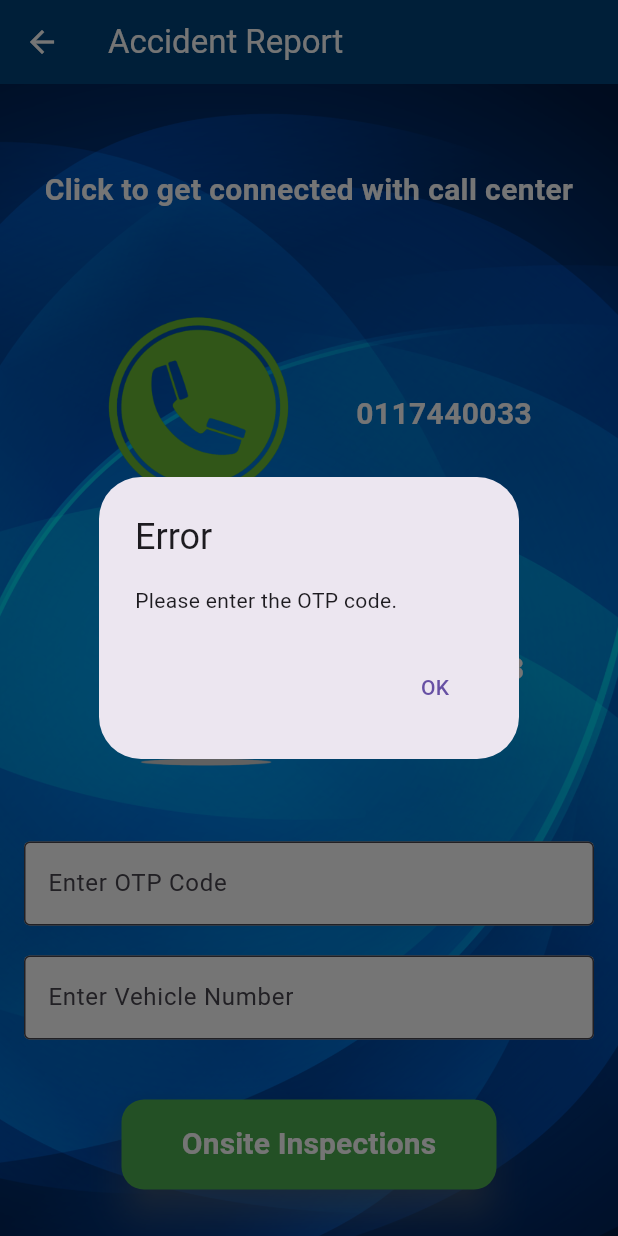
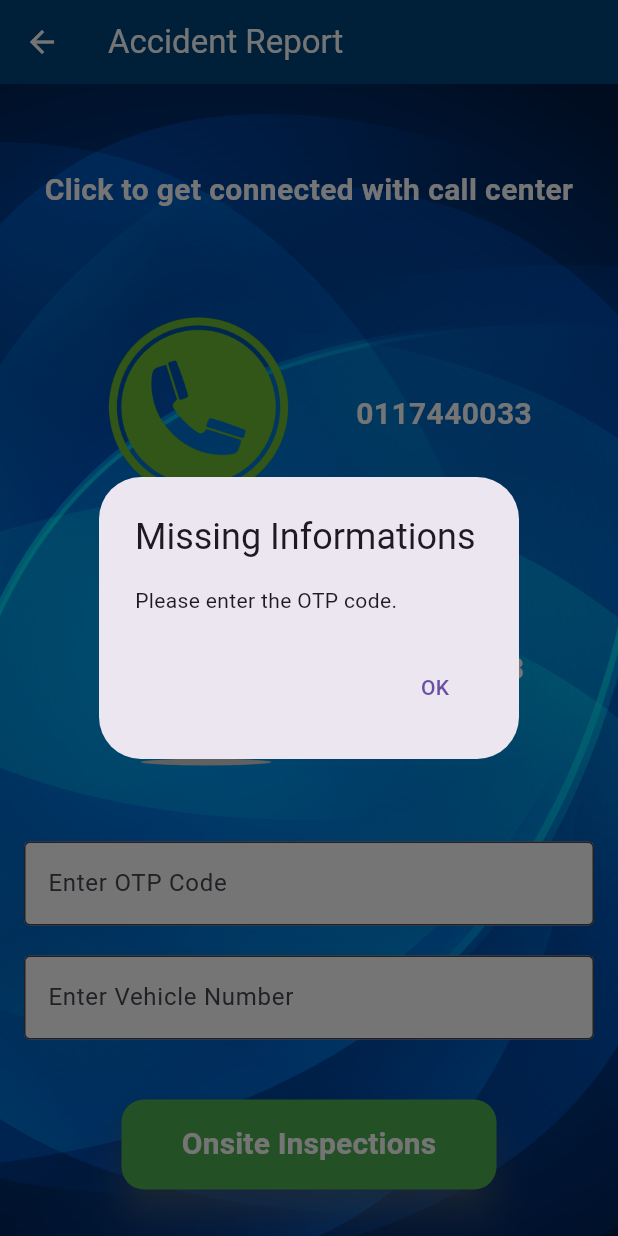
Before and after one commit to Pasindu9910/COOP_INSU-version-2, a Flutter app: the AccidentReport screen opened by its route, after a tap on "Onsite Inspections", on a phone screen of 412 x 824 dp. Run offline on Flutter 3.47's test engine with Material 3 defaults, Android fonts, the phone set to English and light mode, and no system bars; our stand-ins replace google_fonts, image_picker; Roboto replaces fonts that are missing (Georgia).

Commit message:
changes in files

```diff
--- a/lib/Screens/accidentreport.dart
+++ b/lib/Screens/accidentreport.dart
@@ -84,7 +84,7 @@ class _AccidentReportState extends State<AccidentReport>
       final response = await http.post(
         Uri.parse('http://124.43.209.68:9000/api/v4/getByVehiclenumber'),
         body: json.encode({
-          'otp': _otpController.text,
+          'jobno': _otpController.text,
         }),
         headers: {
           'Content-Type': 'application/json',
@@ -118,7 +118,7 @@ class _AccidentReportState extends State<AccidentReport>
       context: context,
       builder: (BuildContext context) {
         return AlertDialog(
-          title: const Text('Error'),
+          title: const Text('Missing Informations'),
           content: Text(message),
           actions: <Widget>[
             TextButton(
--- a/lib/main.dart
+++ b/lib/main.dart
@@ -3,7 +3,7 @@ import 'package:customer_portal/Screens/changepassword.dart';
 import 'package:customer_portal/Screens/menu.dart';
 import 'package:customer_portal/Screens/decision.dart';
 import 'package:customer_portal/Screens/login.dart';
-import 'package:customer_portal/Screens/onsiteinspection.dart';
+import 'package:customer_portal/Screens/accidentphotos.dart';
 import 'package:customer_portal/Screens/ownersvehicle.dart';
 import 'package:customer_portal/Screens/policyinfo.dart';
 import 'package:customer_portal/Screens/register.dart';
```
Also changed, not shown: lib/Screens/accidentphotos.dart (renamed from lib/Screens/onsiteinspection.dart).
